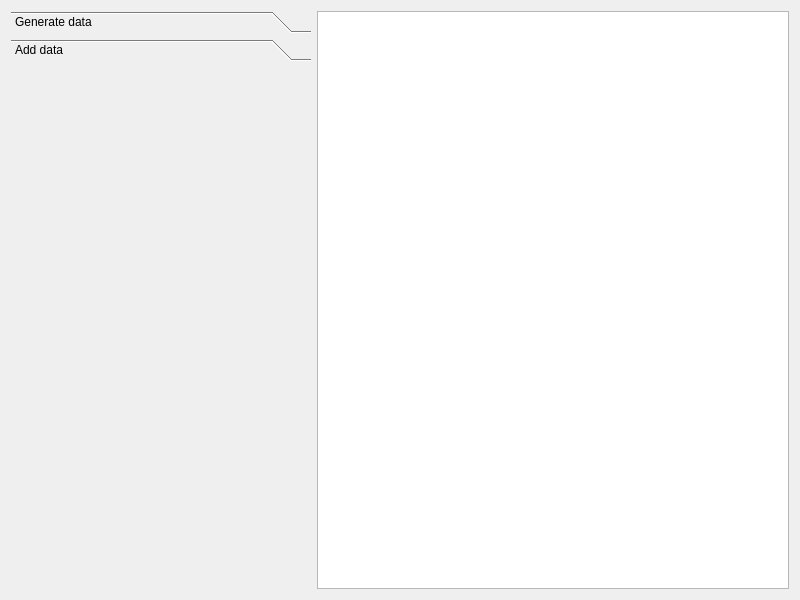
Above: mainwindow.ui from olavph/Classifier before the change. Below: the same form after it.
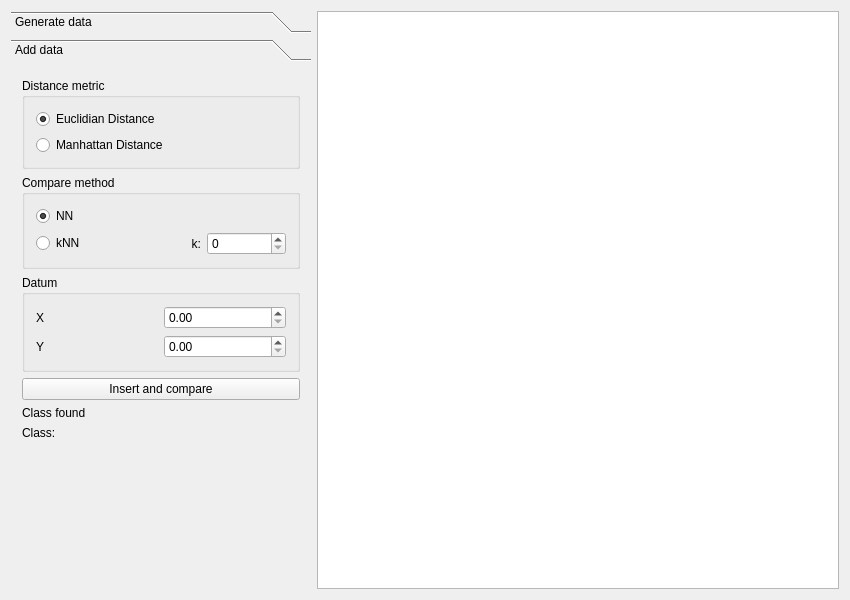
That is the form after the change. The open tabs and pages were chosen to show the change.

Commit message: Adjustments in interface. Points and classes being kept in MainWindow. Added clear button.

Diff of the .ui file:
```diff
--- a/mainwindow.ui
+++ b/mainwindow.ui
@@ -6,7 +6,7 @@
    <rect>
     <x>0</x>
     <y>0</y>
-    <width>800</width>
+    <width>850</width>
     <height>600</height>
    </rect>
   </property>
@@ -258,7 +258,7 @@
              </widget>
             </item>
             <item>
-             <widget class="QGroupBox" name="groupBox_2">
+             <widget class="QGroupBox" name="SpiralYGroupBox">
               <property name="title">
                <string>Y</string>
               </property>
@@ -492,6 +492,148 @@
        <attribute name="label">
         <string>Add data</string>
        </attribute>
+       <layout class="QVBoxLayout" name="verticalLayout_7">
+        <item>
+         <widget class="QGroupBox" name="groupBox_4">
+          <property name="title">
+           <string>Distance metric</string>
+          </property>
+          <layout class="QVBoxLayout" name="verticalLayout_8">
+           <item>
+            <widget class="QRadioButton" name="EuclidianRadioButton">
+             <property name="text">
+              <string>Euclidian Distance</string>
+             </property>
+             <property name="checked">
+              <bool>true</bool>
+             </property>
+            </widget>
+           </item>
+           <item>
+            <widget class="QRadioButton" name="ManhattanRadioButton">
+             <property name="text">
+              <string>Manhattan Distance</string>
+             </property>
+            </widget>
+           </item>
+          </layout>
+         </widget>
+        </item>
+        <item>
+         <widget class="QGroupBox" name="groupBox_5">
+          <property name="title">
+           <string>Compare method</string>
+          </property>
+          <layout class="QVBoxLayout" name="verticalLayout_9">
+           <item>
+            <widget class="QRadioButton" name="NNRadioButton">
+             <property name="text">
+              <string>NN</string>
+             </property>
+             <property name="checked">
+              <bool>true</bool>
+             </property>
+            </widget>
+           </item>
+           <item>
+            <layout class="QHBoxLayout" name="horizontalLayout_9">
+             <item>
+              <widget class="QRadioButton" name="kNNRadioButton">
+               <property name="text">
+                <string>kNN</string>
+               </property>
+              </widget>
+             </item>
+             <item>
+              <widget class="QLabel" name="label">
+               <property name="text">
+                <string>k:</string>
+               </property>
+               <property name="alignment">
+                <set>Qt::AlignRight|Qt::AlignTrailing|Qt::AlignVCenter</set>
+               </property>
+              </widget>
+             </item>
+             <item>
+              <widget class="QSpinBox" name="kNNSpinBox"/>
+             </item>
+            </layout>
+           </item>
+          </layout>
+         </widget>
+        </item>
+        <item>
+         <widget class="QGroupBox" name="groupBox_2">
+          <property name="title">
+           <string>Datum</string>
+          </property>
+          <layout class="QVBoxLayout" name="verticalLayout_10">
+           <item>
+            <layout class="QHBoxLayout" name="horizontalLayout_11">
+             <item>
+              <widget class="QLabel" name="AddDataXLabel">
+               <property name="text">
+                <string>X</string>
+               </property>
+              </widget>
+             </item>
+             <item>
+              <widget class="QDoubleSpinBox" name="AddDataXSpinBox"/>
+             </item>
+            </layout>
+           </item>
+           <item>
+            <layout class="QHBoxLayout" name="horizontalLayout_10">
+             <item>
+              <widget class="QLabel" name="AddDataYLabel">
+               <property name="text">
+                <string>Y</string>
+               </property>
+              </widget>
+             </item>
+             <item>
+              <widget class="QDoubleSpinBox" name="AddDataYSpinBox"/>
+             </item>
+            </layout>
+           </item>
+          </layout>
+         </widget>
+        </item>
+        <item>
+         <widget class="QPushButton" name="InsertAndCompareButton">
+          <property name="text">
+           <string>Insert and compare</string>
+          </property>
+         </widget>
+        </item>
+        <item>
+         <widget class="QLabel" name="label_3">
+          <property name="text">
+           <string>Class found</string>
+          </property>
+         </widget>
+        </item>
+        <item>
+         <widget class="QLabel" name="label_2">
+          <property name="text">
+           <string>Class:</string>
+          </property>
+         </widget>
+        </item>
+        <item>
+         <spacer name="verticalSpacer_4">
+          <property name="orientation">
+           <enum>Qt::Vertical</enum>
+          </property>
+          <property name="sizeHint" stdset="0">
+           <size>
+            <width>20</width>
+            <height>40</height>
+           </size>
+          </property>
+         </spacer>
+        </item>
+       </layout>
       </widget>
      </widget>
     </item>
```
Left out of the diff: 160 changed lines with no effect on the pictures. Lines whose indentation alone changed are shown as unchanged. The commit also changes 5 other files.
